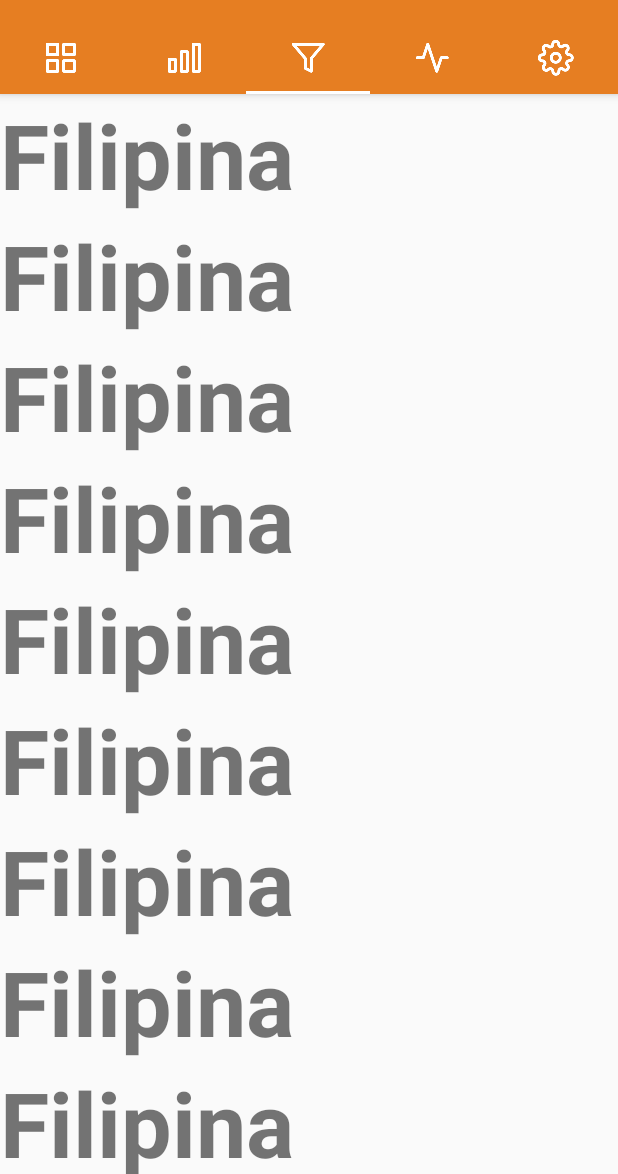
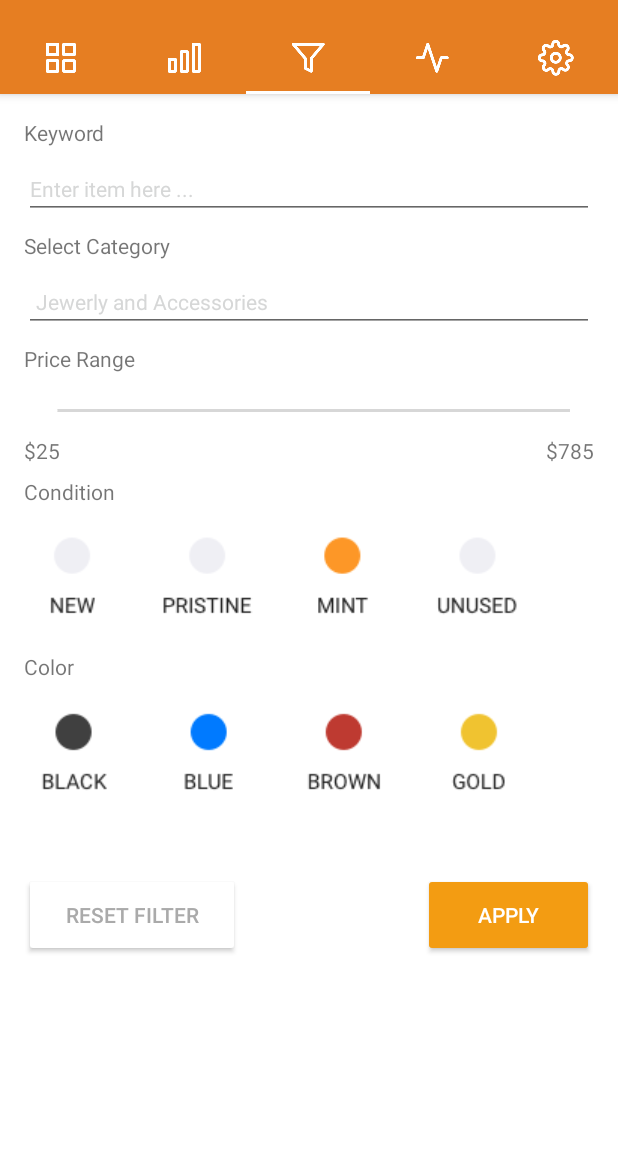
Before and after one commit to pampams/testing, an Android app: the screen it shows after launch (MainActivity), tab 3 chosen, on a phone screen of 412 x 824 dp, the part 62-1236 px from its top. Run offline under Robolectric (Android 15) with nearby library versions, the phone set to English and light mode, and no system bars.

Commit message:
tambah page 3

```diff
--- a/app/src/main/java/com/example/d/myapplication/FiveFragment.java
+++ b/app/src/main/java/com/example/d/myapplication/FiveFragment.java
@@ -1,5 +1,6 @@
 package com.example.d.myapplication;
 
+import android.graphics.Color;
 import android.os.Bundle;
 import android.support.v4.app.Fragment;
 import android.view.LayoutInflater;
@@ -18,5 +19,6 @@ public class FiveFragment extends Fragment {
     public View onCreateView(LayoutInflater inflater, ViewGroup container,
                              Bundle savedInstanceState) {
         return inflater.inflate(R.layout.fragment_five, container, false);
+
     }
 }
--- a/app/src/main/java/com/example/d/myapplication/MainActivity.java
+++ b/app/src/main/java/com/example/d/myapplication/MainActivity.java
@@ -1,5 +1,6 @@
 package com.example.d.myapplication;
 
+import android.graphics.Color;
 import android.os.Bundle;
 import android.support.design.widget.FloatingActionButton;
 import android.support.design.widget.Snackbar;
@@ -47,6 +48,9 @@ public class MainActivity extends AppCompatActivity {
         tabLayout = (TabLayout) findViewById(R.id.tabs);
         tabLayout.setupWithViewPager(viewPager);
         setupTabIcons();
+
+
+
 
 //        FloatingActionButton fab = (FloatingActionButton) findViewById(R.id.fab);
 //        fab.setOnClickListener(new View.OnClickListener() {
--- a/app/src/main/res/layout/fragment_main.xml
+++ b/app/src/main/res/layout/fragment_main.xml
@@ -4,6 +4,7 @@
     xmlns:tools="http://schemas.android.com/tools"
     android:layout_width="match_parent"
     android:layout_height="match_parent"
+    android:background="@color/colorAccent"
     tools:context="com.example.d.myapplication.MainActivityFragment">
 
 
--- a/app/src/main/res/layout/fragment_three.xml
+++ b/app/src/main/res/layout/fragment_three.xml
@@ -1,8 +1,10 @@
 <?xml version="1.0" encoding="utf-8"?>
 <RelativeLayout xmlns:android="http://schemas.android.com/apk/res/android"
+    xmlns:app="http://schemas.android.com/apk/res-auto"
     xmlns:tools="http://schemas.android.com/tools"
     android:layout_width="match_parent"
     android:layout_height="match_parent"
+    android:background="@color/colorAccent"
     tools:context="com.example.d.myapplication.MainActivityFragment">
 
 
@@ -13,95 +15,144 @@
         <LinearLayout
             android:layout_width="match_parent"
             android:layout_height="wrap_content"
-            android:orientation="vertical" >
+            android:orientation="vertical"
+            android:padding="16sp">
 
             <TextView
                 android:id="@+id/textView1"
                 android:layout_width="match_parent"
                 android:layout_height="wrap_content"
-                android:text="@string/three"
-                android:textSize="60dp"
-                android:textStyle="bold" />
+                android:text="Keyword"
+                android:textSize="14sp" />
+
+            <EditText
+                android:id="@+id/plain_text_input"
+                android:layout_width="match_parent"
+                android:layout_height="wrap_content"
+                android:layout_marginTop="8sp"
+                android:inputType="text"
+                android:text="Enter item here ..."
+                android:textColor="?attr/colorButtonNormal"
+                android:textSize="14sp" />
 
             <TextView
                 android:id="@+id/textView2"
                 android:layout_width="match_parent"
                 android:layout_height="wrap_content"
-                android:text="@string/three"
-                android:textSize="60dp"
-                android:textStyle="bold" />
+                android:layout_marginTop="8sp"
+                android:text="Select Category" />
+
+            <EditText
+                android:id="@+id/plain_text_input2"
+                android:layout_width="match_parent"
+                android:layout_height="wrap_content"
+                android:layout_marginTop="8sp"
+                android:inputType="text"
+                android:text="Jewerly and Accessories"
+                android:textColor="?attr/colorButtonNormal"
+                android:textSize="14sp"
+                android:theme="@android:style/Widget.DeviceDefault.DropDownItem" />
 
             <TextView
                 android:id="@+id/textView3"
                 android:layout_width="match_parent"
                 android:layout_height="wrap_content"
-                android:text="@string/three"
-                android:textSize="60dp"
-                android:textStyle="bold" />
+                android:layout_marginTop="8sp"
+                android:text="Price Range" />
 
-            <TextView
-                android:id="@+id/textView4"
+            <SeekBar
+                android:id="@+id/seekBar"
                 android:layout_width="match_parent"
                 android:layout_height="wrap_content"
-                android:text="@string/three"
-                android:textSize="60dp"
-                android:textStyle="bold" />
+                android:layout_marginTop="16sp" />
 
-            <TextView
-                android:id="@+id/textView5"
+            <RelativeLayout
                 android:layout_width="match_parent"
-                android:layout_height="wrap_content"
-                android:text="@string/three"
-                android:textSize="60dp"
-                android:textStyle="bold" />
+                android:layout_height="match_parent"
+                android:layout_marginTop="8sp">
+
+                <TextView
+                    android:id="@+id/textView4"
+                    android:layout_width="wrap_content"
+                    android:layout_height="wrap_content"
+                    android:text="$25" />
+
+                <TextView
+                    android:id="@+id/textView5"
+                    android:layout_width="wrap_content"
+                    android:layout_height="wrap_content"
+                    android:layout_alignParentEnd="true"
+                    android:layout_alignParentTop="true"
+                    android:text="$785" />
+
+            </RelativeLayout>
 
             <TextView
                 android:id="@+id/textView6"
                 android:layout_width="match_parent"
                 android:layout_height="wrap_content"
-                android:text="@string/three"
-                android:textSize="60dp"
-                android:textStyle="bold" />
+                android:layout_marginTop="8sp"
+                android:text="Condition" />
+
+            <RelativeLayout
+                android:layout_width="match_parent"
+                android:layout_height="match_parent"
+                android:layout_marginTop="8sp">
+
+                <ImageView
+                    android:id="@+id/imageView2"
+                    android:layout_width="wrap_content"
+                    android:layout_height="wrap_content"
+                    android:src="@drawable/conditions" />
+
+            </RelativeLayout>
 
             <TextView
                 android:id="@+id/textView7"
                 android:layout_width="match_parent"
                 android:layout_height="wrap_content"
-                android:text="@string/three"
-                android:textSize="60dp"
-                android:textStyle="bold" />
+                android:layout_marginTop="8sp"
+                android:text="Color" />
 
-            <TextView
-                android:id="@+id/textView8"
+            <RelativeLayout
                 android:layout_width="match_parent"
-                android:layout_height="wrap_content"
-                android:text="@string/three"
-                android:textSize="60dp"
-                android:textStyle="bold" />
+                android:layout_height="match_parent"
+                android:layout_marginTop="8sp">
 
-            <TextView
-                android:id="@+id/textView9"
+                <ImageView
+                    android:id="@+id/imageView3"
+                    android:layout_width="wrap_content"
+                    android:layout_height="wrap_content"
+                    android:src="@drawable/color" />
+
+            </RelativeLayout>
+
+            <RelativeLayout
                 android:layout_width="match_parent"
-                android:layout_height="wrap_content"
-                android:text="@string/three"
-                android:textSize="60dp"
-                android:textStyle="bold" />
+                android:layout_height="match_parent"
+                android:layout_marginTop="32sp">
 
-            <TextView
-                android:id="@+id/textView10"
-                android:layout_width="match_parent"
-                android:layout_height="wrap_content"
-                android:text="@string/three"
-                android:textSize="60dp"
-                android:textStyle="bold" />
+                <Button
+                    android:id="@+id/button"
+                    style="@style/Widget.AppCompat.Button.Colored"
+                    android:layout_width="144sp"
+                    android:layout_height="56sp"
+                    android:layout_alignParentStart="true"
+                    android:layout_alignParentTop="true"
+                    android:text="RESET FILTER"
+                    android:textColor="@android:color/darker_gray" />
 
-            <TextView
-                android:id="@+id/textView11"
-                android:layout_width="match_parent"
-                android:layout_height="wrap_content"
-                android:text="@string/three"
-                android:textSize="60dp"
-                android:textStyle="bold" />
+                <Button
+                    android:id="@+id/button2"
+                    android:layout_width="114sp"
+                    android:layout_height="56sp"
+                    android:layout_alignParentEnd="true"
+                    android:layout_alignParentTop="true"
+                    android:text="APPLY"
+                    android:textColor="@color/colorAccent"
+                    android:theme="@style/Base.Widget.AppCompat.Button.Colored" />
+            </RelativeLayout>
+
         </LinearLayout>
     </ScrollView>
 </RelativeLayout>
--- a/app/src/main/res/values/colors.xml
+++ b/app/src/main/res/values/colors.xml
@@ -2,5 +2,6 @@
 <resources>
     <color name="colorPrimary">#e67e22</color>
     <color name="colorPrimaryDark">#f39c12</color>
-    <color name="colorAccent">#FFFFFF</color>
+    <color name="colorAccent">#ffffff</color>
+
 </resources>
--- a/app/src/main/res/values/styles.xml
+++ b/app/src/main/res/values/styles.xml
@@ -6,6 +6,7 @@
         <item name="colorPrimary">@color/colorPrimary</item>
         <item name="colorPrimaryDark">@color/colorPrimaryDark</item>
         <item name="colorAccent">@color/colorAccent</item>
+        <item name="android:colorButtonNormal">#f39c12</item>
     </style>
 
     <style name="AppTheme.NoActionBar">
```
Also changed, not shown: app/src/main/res/drawable/color.PNG (added), app/src/main/res/drawable/conditions.PNG (added).
